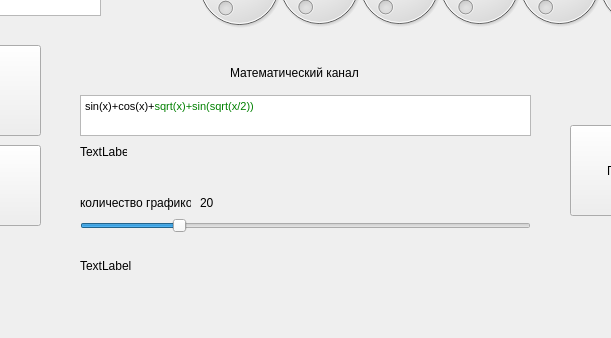
Before: the Qt Designer form mainwindow.ui in tomyqg/topaz-m, drawn with Qt 5; both pictures show x 290 to 901 and y 462 to 800 of the 1280 by 800 pixel window.
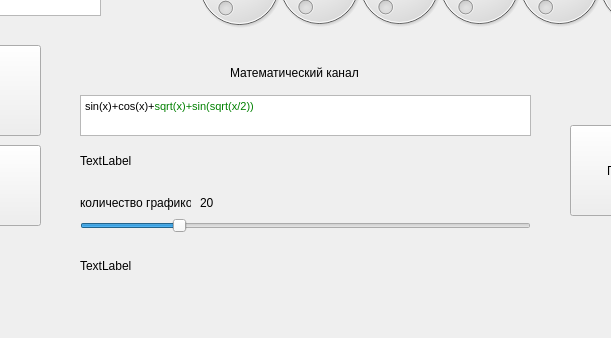
After: the same form once the commit is applied. Icons and pictures are not drawn. Custom widgets are drawn as their Qt base class.

Commit message: finally recieve and send well

Diff of the .ui file:
```diff
--- a/mainwindow.ui
+++ b/mainwindow.ui
@@ -392,8 +392,8 @@
      <rect>
       <x>370</x>
       <y>590</y>
-      <width>47</width>
-      <height>13</height>
+      <width>451</width>
+      <height>31</height>
      </rect>
     </property>
     <property name="text">
```
The commit also changes 1 other file.
